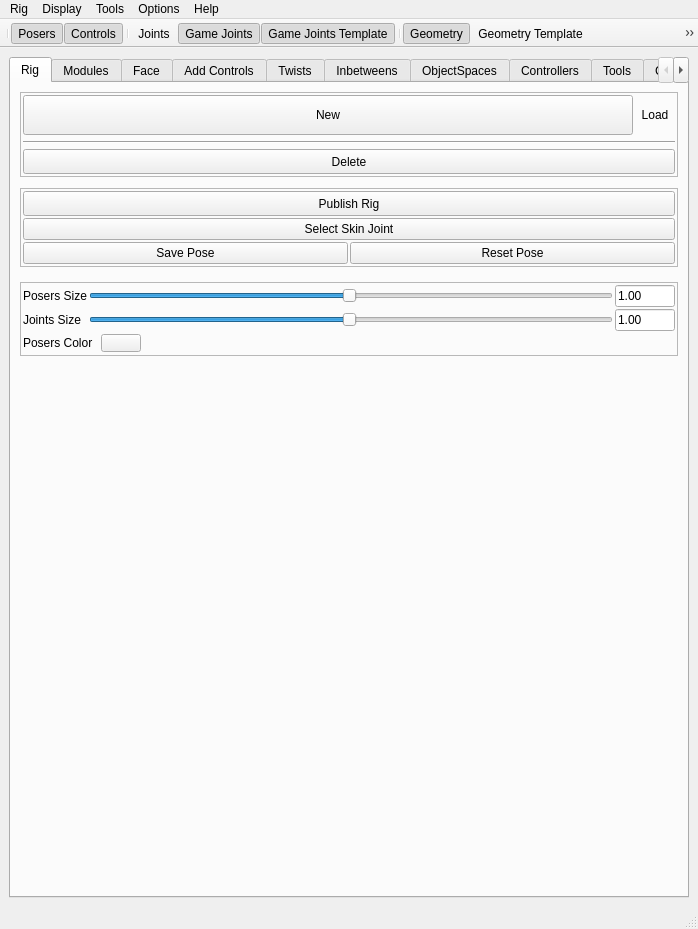
Before: the Qt Designer form ui/designer/mainWindow.ui in PavelCrow/RigStudio3, drawn with Qt 5.
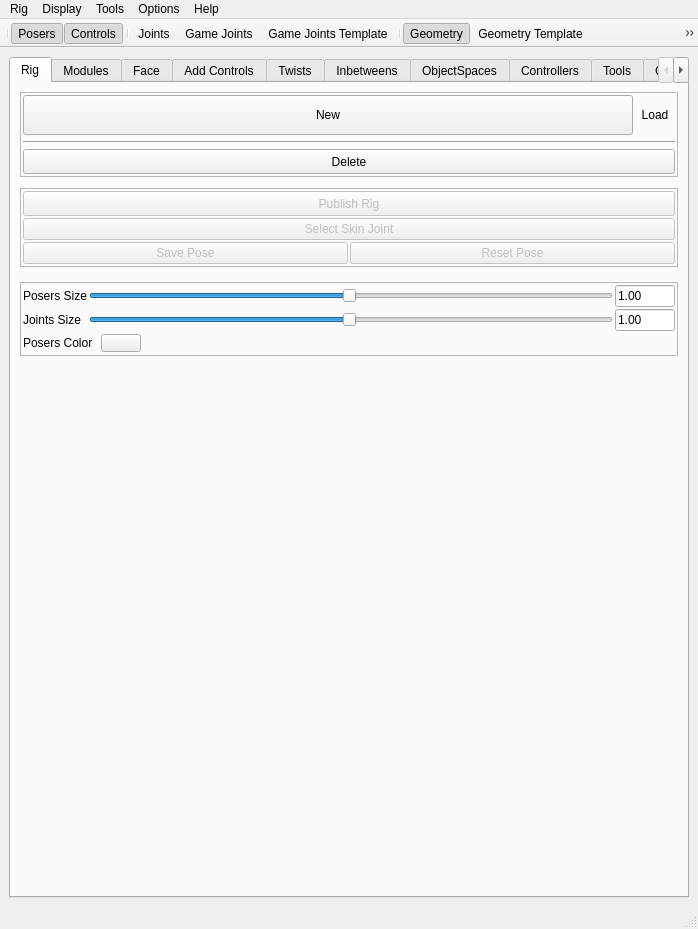
After: the same form once the commit is applied. The open tabs and pages were chosen to show the change.

What changed in the file:
```diff
--- a/ui/designer/mainWindow.ui
+++ b/ui/designer/mainWindow.ui
@@ -200,6 +200,9 @@
               </property>
               <item>
                <widget class="QFrame" name="frame_20">
+                <property name="enabled">
+                 <bool>false</bool>
+                </property>
                 <property name="frameShape">
                  <enum>QFrame::StyledPanel</enum>
                 </property>
@@ -253,7 +256,7 @@
                    <item>
                     <widget class="QPushButton" name="savePose_btn">
                      <property name="enabled">
-                      <bool>true</bool>
+                      <bool>false</bool>
                      </property>
                      <property name="text">
                       <string>Save Pose</string>
@@ -263,7 +266,7 @@
                    <item>
                     <widget class="QPushButton" name="resetPose_btn">
                      <property name="enabled">
-                      <bool>true</bool>
+                      <bool>false</bool>
                      </property>
                      <property name="text">
                       <string>Reset Pose</string>
@@ -9989,7 +9992,7 @@
     <bool>true</bool>
    </property>
    <property name="checked">
-    <bool>true</bool>
+    <bool>false</bool>
    </property>
    <property name="text">
     <string>Game Joints</string>
@@ -10011,7 +10014,7 @@
     <bool>true</bool>
    </property>
    <property name="checked">
-    <bool>true</bool>
+    <bool>false</bool>
    </property>
    <property name="text">
     <string>Game Joints Template</string>
```
Left out of the diff: 2 changed lines with no effect on the pictures.
